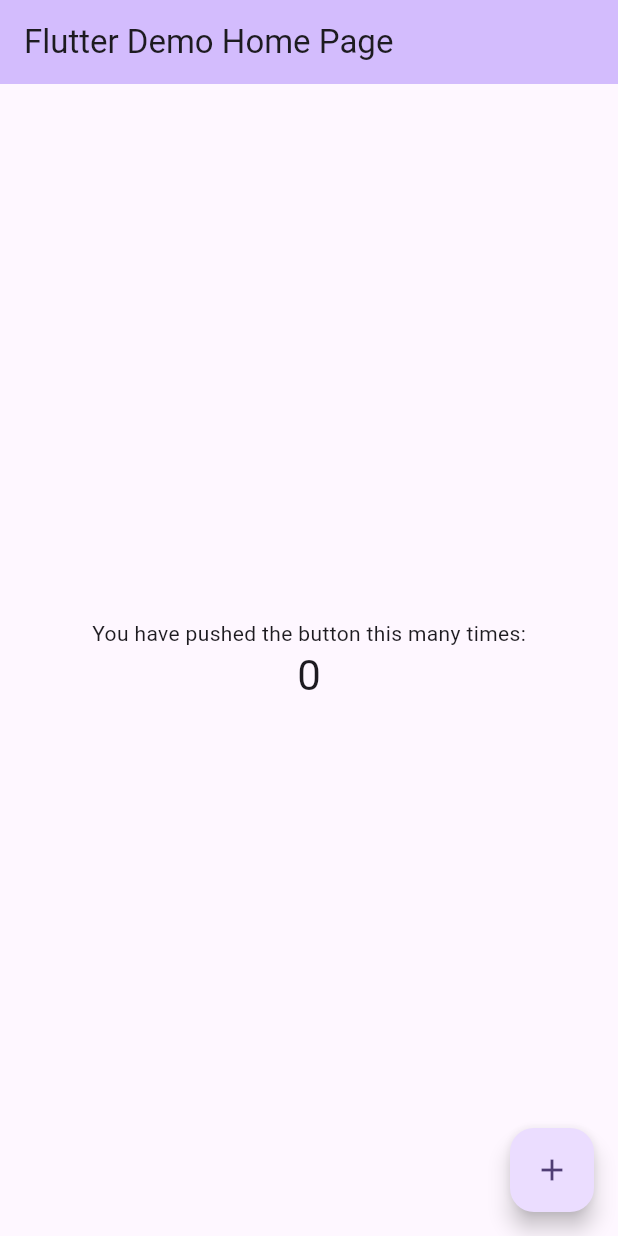
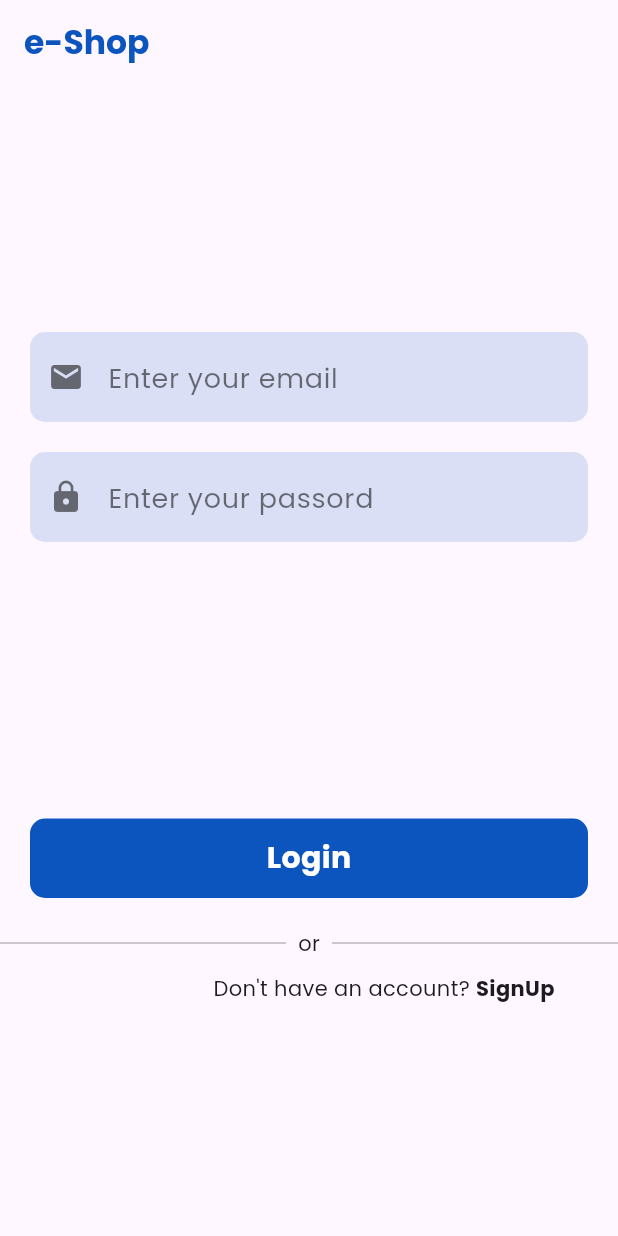
Before and after one commit to SauravSK1011/eshop, a Flutter app: the screen it shows after launch, on a phone screen of 412 x 824 dp. Run offline on Flutter 3.47's test engine with Material 3 defaults, Android fonts, the phone set to English and light mode, and no system bars; our stand-ins replace cloud_firestore, firebase_auth, firebase_core, fluttertoast, google_fonts; accounts and stored records are empty.

Commit message:
Auth Done and UsedData Saved using providers

```diff
--- /dev/null
+++ b/lib/core/models/UserDataModels.dart
@@ -0,0 +1,39 @@
+class UserData {
+  String id;
+  String name;
+  String email;
+  String? phoneNumber;
+  String? address;
+  List<Map<String, dynamic>>? orders;
+
+  UserData({
+    required this.id,
+    required this.name,
+    required this.email,
+    this.phoneNumber,
+    this.address,
+    this.orders,
+  });
+
+  factory UserData.fromMap(Map<String, dynamic> map) {
+    return UserData(
+      id: map['id'] ?? '',
+      name: map['name'] ?? '',
+      email: map['email'] ?? '',
+      phoneNumber: map['phoneNumber'],
+      address: map['address'],
+      orders: map['orders'] != null ? List<Map<String, dynamic>>.from(map['orders']) : null,
+    );
+  }
+
+  Map<String, dynamic> toMap() {
+    return {
+      'id': id,
+      'name': name,
+      'email': email,
+      'phoneNumber': phoneNumber,
+      'address': address,
+      'orders': orders,
+    };
+  }
+}
--- /dev/null
+++ b/lib/core/services/AuthServices.dart
@@ -0,0 +1,52 @@
+import 'package:eshop/core/models/UserDataModels.dart';
+import 'package:eshop/core/providers/UserDataProvider.dart';
+import 'package:eshop/presentation/auth/Widget/MyToast.dart';
+import 'package:firebase_auth/firebase_auth.dart';
+import 'package:flutter/material.dart';
+import 'package:cloud_firestore/cloud_firestore.dart';
+import 'package:provider/provider.dart';
+
+class AuthServices {
+
+  final FirebaseAuth _auth = FirebaseAuth.instance;
+  Future<void> loginUser({    required BuildContext context,
+
+    required String email,
+    required String password,
+  }) async {
+    try {
+      UserCredential userCredential = await _auth.signInWithEmailAndPassword(
+        email: email,
+        password: password,
+      );
+         if (context.mounted) {
+        context.read<UserDataProvider>().fetchUsers(userCredential.user!.uid);
+      }
+      print(userCredential.user!.email);
+    } on FirebaseAuthException catch (err) {
+      print(err);
+      shotToast(err.toString(), Colors.red);
+    }
+  }
+
+  Future<void> signUpUser({
+    required BuildContext context,
+    required String email,
+    required String password,
+    required String name,
+  }) async {
+    try {
+      UserCredential cred = await _auth.createUserWithEmailAndPassword(
+        email: email,
+        password: password,
+      );
+      UserData userData =
+          UserData(email: email, id: cred.user!.uid, name: name);
+      if (context.mounted) {
+        context.read<UserDataProvider>().addUser(userData);
+      }
+    } on FirebaseAuthException catch (err) {
+      shotToast(err.toString(), Colors.red);
+    }
+  }
+}
--- a/lib/main.dart
+++ b/lib/main.dart
@@ -1,7 +1,11 @@
+import 'package:eshop/core/providers/UserDataProvider.dart';
+import 'package:eshop/presentation/auth/LoginScreen.dart';
 import 'package:firebase_core/firebase_core.dart';
 import 'package:flutter/material.dart';
+import 'package:google_fonts/google_fonts.dart';
+import 'package:provider/provider.dart';
 
-void main() async{
+Future<void> main() async {
   WidgetsFlutterBinding.ensureInitialized();
   await Firebase.initializeApp();
   runApp(const MyApp());
@@ -10,119 +14,26 @@ void main() async{
 class MyApp extends StatelessWidget {
   const MyApp({super.key});
 
-  // This widget is the root of your application.
   @override
   Widget build(BuildContext context) {
-    return MaterialApp(
-      title: 'Flutter Demo',
-      theme: ThemeData(
-        // This is the theme of your application.
-        //
-        // TRY THIS: Try running your application with "flutter run". You'll see
-        // the application has a purple toolbar. Then, without quitting the app,
-        // try changing the seedColor in the colorScheme below to Colors.green
-        // and then invoke "hot reload" (save your changes or press the "hot
-        // reload" button in a Flutter-supported IDE, or press "r" if you used
-        // the command line to start the app).
-        //
-        // Notice that the counter didn't reset back to zero; the application
-        // state is not lost during the reload. To reset the state, use hot
-        // restart instead.
-        //
-        // This works for code too, not just values: Most code changes can be
-        // tested with just a hot reload.
-        colorScheme: ColorScheme.fromSeed(seedColor: Colors.deepPurple),
-        useMaterial3: true,
+    return MultiProvider(
+      providers: [
+        ChangeNotifierProvider(
+            create: (context) =>
+                UserDataProvider())
+      ],
+      child: MaterialApp(
+        debugShowCheckedModeBanner: false,
+        title: 'Ecommerce Shop',
+        theme: ThemeData(
+          colorScheme: ColorScheme.fromSeed(seedColor: Colors.deepPurple),
+          useMaterial3: true,
+          textTheme: GoogleFonts.poppinsTextTheme(
+            Theme.of(context).textTheme,
+          ),
+        ),
+        home: const LoginScreen(),
       ),
-      home: const MyHomePage(title: 'Flutter Demo Home Page'),
     );
   }
 }
-
-class MyHomePage extends StatefulWidget {
-  const MyHomePage({super.key, required this.title});
-
-  // This widget is the home page of your application. It is stateful, meaning
-  // that it has a State object (defined below) that contains fields that affect
-  // how it looks.
-
-  // This class is the configuration for the state. It holds the values (in this
-  // case the title) provided by the parent (in this case the App widget) and
-  // used by the build method of the State. Fields in a Widget subclass are
-  // always marked "final".
-
-  final String title;
-
-  @override
-  State<MyHomePage> createState() => _MyHomePageState();
-}
-
-class _MyHomePageState extends State<MyHomePage> {
-  int _counter = 0;
-
-  void _incrementCounter() {
-    setState(() {
-      // This call to setState tells the Flutter framework that something has
-      // changed in this State, which causes it to rerun the build method below
-      // so that the display can reflect the updated values. If we changed
-      // _counter without calling setState(), then the build method would not be
-      // called again, and so nothing would appear to happen.
-      _counter++;
-    });
-  }
-
-  @override
-  Widget build(BuildContext context) {
-    // This method is rerun every time setState is called, for instance as done
-    // by the _incrementCounter method above.
-    //
-    // The Flutter framework has been optimized to make rerunning build methods
-    // fast, so that you can just rebuild anything that needs updating rather
-    // than having to individually change instances of widgets.
-    return Scaffold(
-      appBar: AppBar(
-        // TRY THIS: Try changing the color here to a specific color (to
-        // Colors.amber, perhaps?) and trigger a hot reload to see the AppBar
-        // change color while the other colors stay the same.
-        backgroundColor: Theme.of(context).colorScheme.inversePrimary,
-        // Here we take the value from the MyHomePage object that was created by
-        // the App.build method, and use it to set our appbar title.
-        title: Text(widget.title),
-      ),
-      body: Center(
-        // Center is a layout widget. It takes a single child and positions it
-        // in the middle of the parent.
-        child: Column(
-          // Column is also a layout widget. It takes a list of children and
-          // arranges them vertically. By default, it sizes itself to fit its
-          // children horizontally, and tries to be as tall as its parent.
-          //
-          // Column has various properties to control how it sizes itself and
-          // how it positions its children. Here we use mainAxisAlignment to
-          // center the children vertically; the main axis here is the vertical
-          // axis because Columns are vertical (the cross axis would be
-          // horizontal).
-          //
-          // TRY THIS: Invoke "debug painting" (choose the "Toggle Debug Paint"
-          // action in the IDE, or press "p" in the console), to see the
-          // wireframe for each widget.
-          mainAxisAlignment: MainAxisAlignment.center,
-          children: <Widget>[
-            const Text(
-              'You have pushed the button this many times:',
-            ),
-            Text(
-              '$_counter',
-              style: Theme.of(context).textTheme.headlineMedium,
-            ),
-          ],
-        ),
-      ),
-      floatingActionButton: FloatingActionButton(
-        onPressed: _incrementCounter,
-        tooltip: 'Increment',
-        child: const Icon(Icons.add),
-      ), // This trailing comma makes auto-formatting nicer for build methods.
-    );
-  }
-}
--- /dev/null
+++ b/lib/presentation/auth/LoginScreen.dart
@@ -0,0 +1,122 @@
+import 'package:eshop/core/services/AuthServices.dart';
+import 'package:eshop/presentation/auth/SignupScreen.dart';
+import 'package:eshop/presentation/auth/Widget/MyToast.dart';
+import 'package:eshop/utils/constants.dart';
+import 'package:eshop/presentation/home/HomeScreen.dart';
+import 'package:eshop/presentation/auth/Widget/MyButton.dart';
+import 'package:eshop/presentation/auth/Widget/MyTextfield.dart';
+import 'package:flutter/material.dart';
+import 'package:fluttertoast/fluttertoast.dart';
+
+class LoginScreen extends StatefulWidget {
+  const LoginScreen({super.key});
+
+  @override
+  State<LoginScreen> createState() => _LoginScreenState();
+}
+
+class _LoginScreenState extends State<LoginScreen> {
+  final TextEditingController emailController = TextEditingController();
+  final TextEditingController passwordController = TextEditingController();
+  void loginUser() async {
+    final bool emailValid = RegExp(
+            r"^[a-zA-Z0-9.a-zA-Z0-9.!#$%&'*+-/=?^_`{|}~]+@[a-zA-Z0-9]+\.[a-zA-Z]+")
+        .hasMatch(emailController.text);
+    if (emailValid && passwordController.text.isNotEmpty) {
+      await AuthServices().loginUser(context: context,
+          email: emailController.text, password: passwordController.text);
+                    Navigator.of(context).push(MaterialPageRoute(builder: (context)=>HomeScreen()));
+
+    } else {
+      shotToast("Email or Password Empty", Colors.red);
+    }
+  }
+
+  @override
+  void dispose() {
+    super.dispose();
+    emailController.dispose();
+    passwordController.dispose();
+  }
+
+  @override
+  Widget build(BuildContext context) {
+    Size size = MediaQuery.of(context).size;
+
+    return Scaffold(
+      appBar: AppBar(
+        title: Text(
+          "e-Shop",
+          style: TextStyle(color: mainblue, fontWeight: FontWeight.bold),
+        ),
+      ),
+      body: Column(
+        mainAxisAlignment: MainAxisAlignment.spaceBetween,
+        children: [
+          SizedBox(
+            height: 1,
+          ),
+          Column(
+            children: [
+              TextFieldInput(
+                  icon: Icons.email,
+                  textEditingController: emailController,
+                  hintText: 'Enter your email',
+                  textInputType: TextInputType.text),
+              TextFieldInput(
+                icon: Icons.lock,
+                textEditingController: passwordController,
+                hintText: 'Enter your passord',
+                textInputType: TextInputType.text,
+                isPass: true,
+              ),
+            ],
+          ),
+          Column(
+            children: [
+              MyButton(onTap: loginUser, text: "Login"),
+              Row(
+                children: [
+                  Expanded(
+                    child: Container(height: 1, color: Colors.black26),
+                  ),
+                  Text(
+                    "  or  ",
+                  ),
+                  Expanded(
+                    child: Container(height: 1, color: Colors.black26),
+                  )
+                ],
+              ),
+              Padding(
+                padding: const EdgeInsets.only(top: 10, left: 100),
+                child: Row(
+                  mainAxisAlignment: MainAxisAlignment.center,
+                  children: [
+                    const Text("Don't have an account? "),
+                    GestureDetector(
+                      onTap: () {
+                        Navigator.of(context).pushAndRemoveUntil(
+                            MaterialPageRoute(
+                              builder: (context) => const SignupScreen(),
+                            ),
+                            (Route<dynamic> route) => false);
+                      },
+                      child: const Text(
+                        "SignUp",
+                        style: TextStyle(fontWeight: FontWeight.bold),
+                      ),
+                    )
+                  ],
+                ),
+              ),
+            ],
+          ),
+          SizedBox(
+            height: 1,
+          )
+        ],
+      ),
+    );
+  }
+}
--- /dev/null
+++ b/lib/presentation/auth/Widget/MyButton.dart
@@ -0,0 +1,41 @@
+import 'package:eshop/utils/constants.dart';
+import 'package:flutter/material.dart';
+
+class MyButton extends StatelessWidget {
+  final VoidCallback onTap;
+  final String text;
+  const MyButton({
+    super.key,
+    required this.onTap,
+    required this.text,
+  });
+
+  @override
+  Widget build(BuildContext context) {
+    return InkWell(
+      onTap: onTap,
+      child: Padding(
+        padding: const EdgeInsets.all(20.0),
+        child: Container(
+          alignment: Alignment.center,
+          padding: const EdgeInsets.symmetric(vertical: 12),
+          decoration: ShapeDecoration(
+              shape: const RoundedRectangleBorder(
+                borderRadius: BorderRadius.all(
+                  Radius.circular(10),
+                ),
+              ),
+              color: mainblue),
+          child: Text(
+            text,
+            style: const TextStyle(
+              fontSize: 20,
+              color: Colors.white,
+              fontWeight: FontWeight.bold,
+            ),
+          ),
+        ),
+      ),
+    );
+  }
+}
--- /dev/null
+++ b/lib/presentation/auth/Widget/MyTextfield.dart
@@ -0,0 +1,51 @@
+import 'package:eshop/utils/constants.dart';
+import 'package:flutter/material.dart';
+
+class TextFieldInput extends StatelessWidget {
+  final TextEditingController textEditingController;
+  final bool isPass;
+  final String hintText;
+  final IconData? icon;
+  final TextInputType textInputType;
+  const TextFieldInput({
+    super.key,
+    required this.textEditingController,
+    this.isPass = false,
+    required this.hintText,
+    this.icon,
+    required this.textInputType,
+  });
+
+  @override
+  Widget build(BuildContext context) {
+    return Padding(
+      padding: const EdgeInsets.symmetric(vertical: 10, horizontal: 20),
+      child: TextField(
+        style: const TextStyle(fontSize: 20),
+        controller: textEditingController,
+        decoration: InputDecoration(
+          prefixIcon: Icon(icon, color: Colors.black54),
+          hintText: hintText,
+          hintStyle: const TextStyle(color: Colors.black54, fontSize: 18),
+          enabledBorder: OutlineInputBorder(
+            borderSide: BorderSide.none,
+            borderRadius: BorderRadius.circular(10),
+          ),
+          border: InputBorder.none,
+          focusedBorder: OutlineInputBorder(
+            borderSide:  const BorderSide(color: Colors.black, width: 2),
+            borderRadius: BorderRadius.circular(10),
+          ),
+          filled: true,
+          fillColor: mainblue.withOpacity(0.15),
+          contentPadding: const EdgeInsets.symmetric(
+            vertical: 15,
+            horizontal: 20,
+          ),
+        ),
+        keyboardType: textInputType,
+        obscureText: isPass,
+      ),
+    );
+  }
+}
--- /dev/null
+++ b/lib/utils/constants.dart
@@ -0,0 +1,6 @@
+import 'package:flutter/material.dart';
+import 'package:google_fonts/google_fonts.dart';
+
+Color mainblue = const Color(0xff0C54BE);
+
+Color maindartblue = const Color(0xff303F60);
--- a/pubspec.yaml
+++ b/pubspec.yaml
@@ -36,6 +36,12 @@ dependencies:
   # Use with the CupertinoIcons class for iOS style icons.
   cupertino_icons: ^1.0.6
   firebase_core:
+  firebase_auth:
+  cloud_firestore:
+  fluttertoast: ^8.2.6
+  google_fonts: ^6.2.1
+  provider: ^6.1.2
+
 
 dev_dependencies:
   flutter_test:
```
Also changed, not shown: lib/core/providers/UserDataProvider.dart (added, +64 -0 lines), lib/presentation/auth/SignupScreen.dart (added, +128 -0 lines), lib/presentation/auth/Widget/MyToast.dart (added, +21 -0 lines), lib/presentation/home/HomeScreen.dart (added, +23 -0 lines), pubspec.lock, 5 other files.
